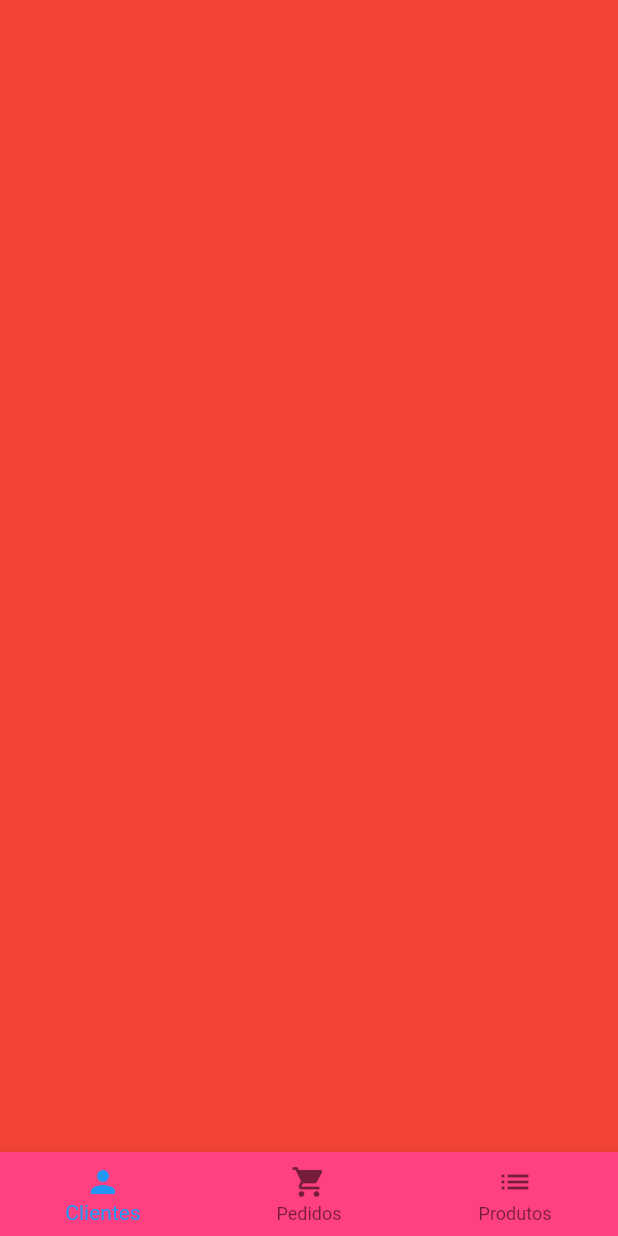
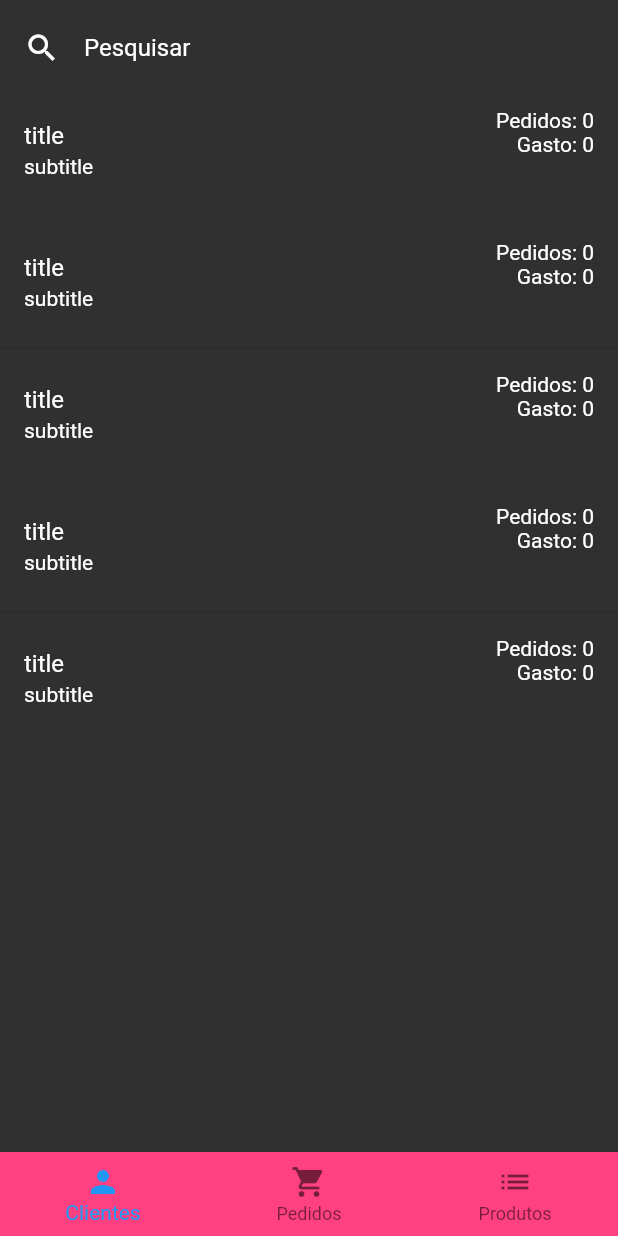
Before and after one commit to jvmineiro/gerente_loja, a Flutter app: the screen it shows after launch, on a phone screen of 412 x 824 dp. Run offline on Flutter 3.47's test engine with Material 2 defaults, Android fonts, the phone set to English and light mode, and no system bars; our stand-ins replace cloud_firestore, firebase_auth, rxdart; missing offline and left inert: bloc_pattern; accounts and stored records are empty.

Commit message:
lista de usuarios quase finmalizada

```diff
--- a/lib/screens/home_sreen.dart
+++ b/lib/screens/home_sreen.dart
@@ -1,4 +1,5 @@
 import 'package:flutter/material.dart';
+import 'package:gerenteloja/tabs/users_tab.dart';
 
 class HomeScreen extends StatefulWidget {
   @override
@@ -62,7 +63,8 @@ class _HomeScreenState extends State<HomeScreen> {
           ],
         ),
       ),
-      body: PageView(
+      body: SafeArea(
+        child: PageView(
           controller: _pageController,
           onPageChanged: (p){
             setState(() {
@@ -70,11 +72,12 @@ class _HomeScreenState extends State<HomeScreen> {
             });
           },
           children: <Widget>[
-          Container(color: Colors.red,),
+            UsersTab(),
             Container(color: Colors.yellow,),
             Container(color: Colors.green,)
           ],
         ),
+      ),
     );
   }
 }
--- /dev/null
+++ b/lib/tabs/users_tab.dart
@@ -0,0 +1,35 @@
+import 'package:flutter/material.dart';
+import 'package:gerenteloja/widgets/user_tile.dart';
+
+class UsersTab extends StatelessWidget {
+  @override
+  Widget build(BuildContext context) {
+    return Column(
+      children: <Widget>[
+        Padding(
+          padding: const EdgeInsets.symmetric(horizontal: 16, vertical: 8),
+          child: TextField(
+            style: TextStyle(color: Colors.white),
+            decoration: InputDecoration(
+              hintText: "Pesquisar",
+              hintStyle: TextStyle(color: Colors.white),
+              icon: Icon(Icons.search, color: Colors.white,),
+              border: InputBorder.none
+            ),
+          ),
+        ),
+        Expanded(
+          child: ListView.separated(
+              itemBuilder: (context, index) {
+                return UserTile();
+              },
+              separatorBuilder: (context, index){
+                return Divider();
+              },
+              itemCount: 5
+          ),
+        )
+      ],
+    );
+  }
+}
--- /dev/null
+++ b/lib/widgets/user_tile.dart
@@ -0,0 +1,33 @@
+import 'package:flutter/material.dart';
+
+class UserTile extends StatelessWidget {
+  @override
+  Widget build(BuildContext context) {
+
+    final textStyle = TextStyle(color: Colors.white);
+
+    return ListTile(
+      title: Text(
+        "title",
+        style: textStyle,
+      ),
+      subtitle: Text(
+        "subtitle",
+        style: textStyle,
+      ),
+      trailing: Column(
+        crossAxisAlignment: CrossAxisAlignment.end,
+        children: <Widget>[
+          Text(
+            "Pedidos: 0",
+            style: textStyle,
+          ),
+          Text(
+            "Gasto: 0",
+            style: textStyle,
+          )
+        ],
+      ),
+    );
+  }
+}
```
Lines whose indentation alone changed are shown as unchanged.
